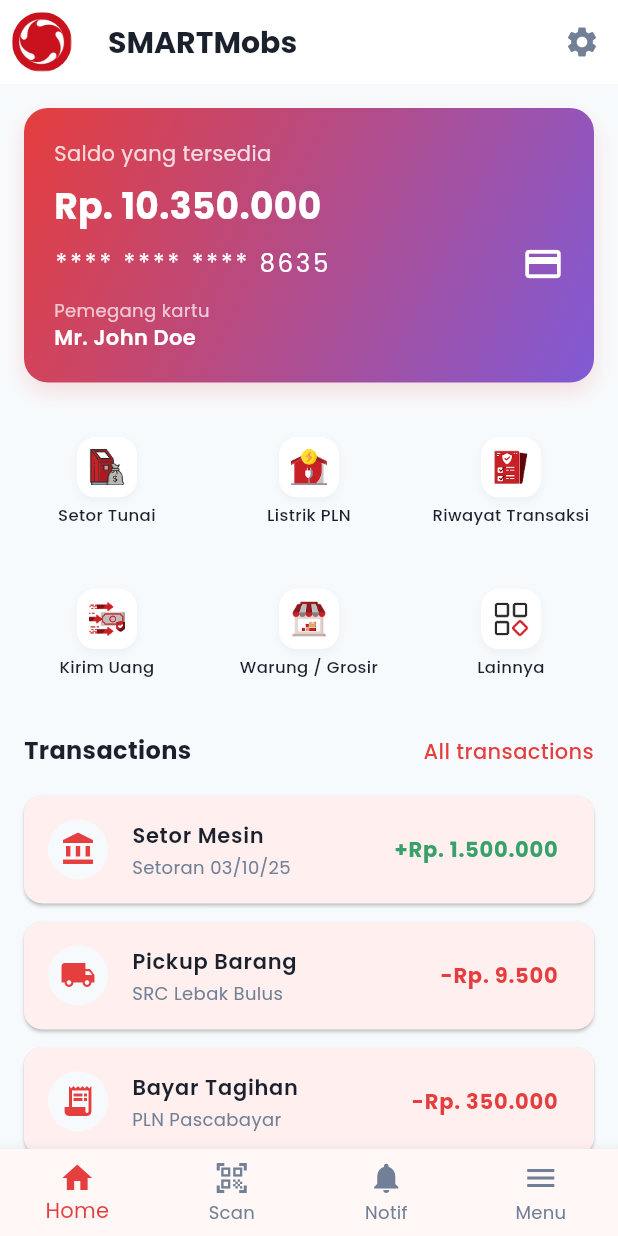
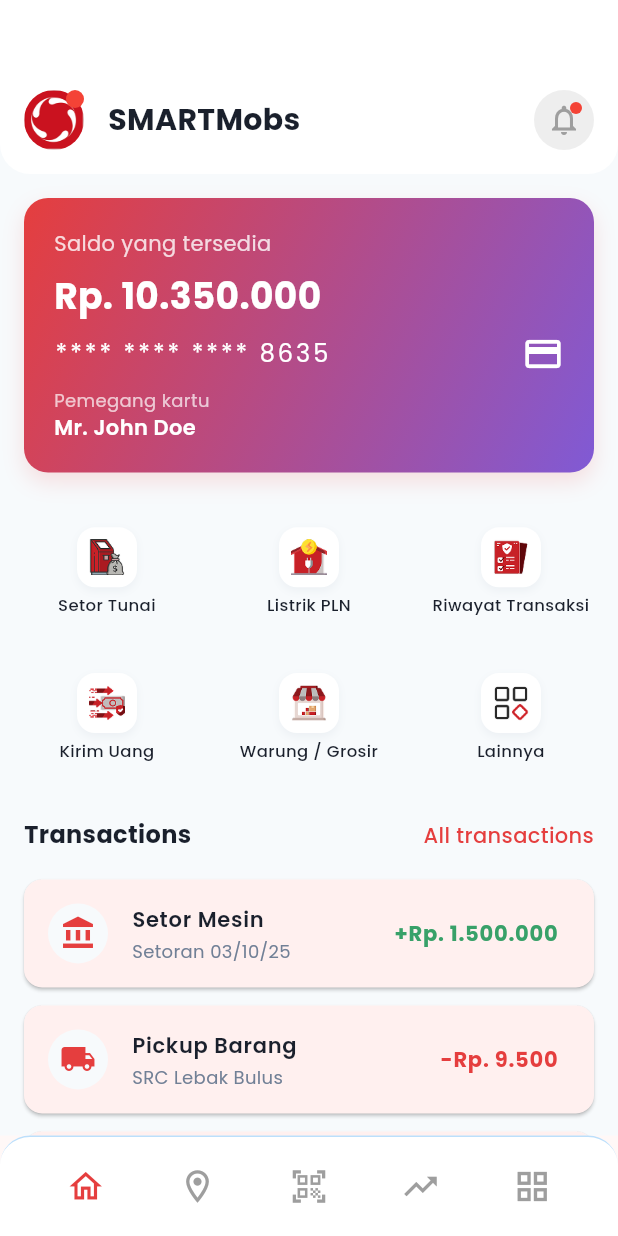
Before and after one commit to bagasargita/flutter-mp, a Flutter app: the RootScreen screen opened directly, on a phone screen of 412 x 824 dp. Run offline on Flutter 3.47's test engine with Material 3 defaults, Android fonts, the phone set to English and light mode, and no system bars; our stand-ins replace flutter_riverpod, google_fonts, introduction_screen.

Commit message:
page notif & profile

```diff
--- a/lib/main.dart
+++ b/lib/main.dart
@@ -83,26 +83,82 @@ class _RootScreenState extends State<RootScreen> {
   Widget build(BuildContext context) {
     return Scaffold(
       body: _screens[_selectedIndex],
-      bottomNavigationBar: BottomNavigationBar(
-        type: BottomNavigationBarType.fixed,
-        selectedItemColor: AppColors.primaryRed,
-        unselectedItemColor: AppColors.textGray,
-        showUnselectedLabels: true,
-        currentIndex: _selectedIndex,
-        onTap: _onItemTapped,
-        items: const [
-          BottomNavigationBarItem(icon: Icon(Icons.home), label: 'Home'),
-          BottomNavigationBarItem(
-            icon: Icon(Icons.qr_code_scanner),
-            label: 'Scan',
+      bottomNavigationBar: Container(
+        decoration: BoxDecoration(
+          color: AppColors.backgroundWhite,
+          borderRadius: const BorderRadius.vertical(top: Radius.circular(20)),
+          border: Border(
+            top: BorderSide(color: Colors.blue.withOpacity(0.3), width: 1),
           ),
-          BottomNavigationBarItem(
-            icon: Icon(Icons.notifications),
-            label: 'Notif',
+        ),
+        child: SafeArea(
+          child: Column(
+            mainAxisSize: MainAxisSize.min,
+            children: [
+              Padding(
+                padding: const EdgeInsets.symmetric(
+                  horizontal: 20,
+                  vertical: 20,
+                ),
+                child: Row(
+                  mainAxisAlignment: MainAxisAlignment.spaceAround,
+                  children: [
+                    _BottomNavItem(
+                      icon: Icons.home_outlined,
+                      isSelected: _selectedIndex == 0,
+                      onTap: () => _onItemTapped(0),
+                    ),
+                    _BottomNavItem(
+                      icon: Icons.location_on_outlined,
+                      isSelected: _selectedIndex == 1,
+                      onTap: () => _onItemTapped(1),
+                    ),
+                    _BottomNavItem(
+                      icon: Icons.qr_code_scanner_outlined,
+                      isSelected: _selectedIndex == 2,
+                      onTap: () => _onItemTapped(2),
+                    ),
+                    _BottomNavItem(
+                      icon: Icons.trending_up_outlined,
+                      isSelected: _selectedIndex == 3,
+                      onTap: () => _onItemTapped(3),
+                    ),
+                    _BottomNavItem(
+                      icon: Icons.grid_view_outlined,
+                      isSelected: _selectedIndex == 4,
+                      onTap: () => _onItemTapped(4),
+                    ),
+                  ],
+                ),
+              ),
+            ],
           ),
-          BottomNavigationBarItem(icon: Icon(Icons.menu), label: 'Menu'),
-        ],
+        ),
       ),
     );
   }
 }
+
+class _BottomNavItem extends StatelessWidget {
+  final IconData icon;
+  final bool isSelected;
+  final VoidCallback onTap;
+
+  const _BottomNavItem({
+    required this.icon,
+    required this.isSelected,
+    required this.onTap,
+  });
+
+  @override
+  Widget build(BuildContext context) {
+    return GestureDetector(
+      onTap: onTap,
+      child: Icon(
+        icon,
+        color: isSelected ? AppColors.primaryRed : Colors.grey,
+        size: 26,
+      ),
+    );
+  }
+}
--- a/lib/screens/card_details_screen.dart
+++ b/lib/screens/card_details_screen.dart
@@ -1,6 +1,5 @@
 import 'package:flutter/material.dart';
 import '../constants/app_colors.dart';
-import '../constants/app_text.dart';
 
 class CardDetailsScreen extends StatelessWidget {
   const CardDetailsScreen({super.key});
--- a/lib/screens/home_screen.dart
+++ b/lib/screens/home_screen.dart
@@ -3,25 +3,66 @@ import '../constants/app_colors.dart';
 import '../constants/app_text.dart';
 import 'card_details_screen.dart';
 import 'all_services_screen.dart';
+import 'profile_screen.dart';
+import 'notifications_screen.dart';
 
 class HomeScreen extends StatelessWidget {
   const HomeScreen({super.key});
 
   @override
   Widget build(BuildContext context) {
-    return Scaffold(
-      backgroundColor: AppColors.backgroundLight,
-      appBar: AppBar(
-        backgroundColor: AppColors.backgroundWhite,
-        elevation: 0,
-        leading: Padding(
-          padding: const EdgeInsets.all(8.0),
-          child: CircleAvatar(
-            backgroundImage: AssetImage('assets/images/MP-Logo.png'),
+    return Container(
+      color: AppColors.backgroundLight,
+      child: Column(
+        children: [
+          // Custom AppBar
+          Container(
+            padding: const EdgeInsets.only(
+              top: 60,
+              left: 16,
+              right: 16,
+              bottom: 16,
+            ),
+            decoration: const BoxDecoration(
+              color: AppColors.backgroundWhite,
+              borderRadius: BorderRadius.vertical(bottom: Radius.circular(20)),
+            ),
+            child: Row(
+              children: [
+                GestureDetector(
+                  onTap: () {
+                    Navigator.of(context).push(
+                      MaterialPageRoute(
+                        builder: (context) => const ProfileScreen(),
+                      ),
+                    );
+                  },
+                  child: Stack(
+                    children: [
+                      CircleAvatar(
+                        backgroundImage: AssetImage(
+                          'assets/images/MP-Logo.png',
+                        ),
                         radius: 20,
                       ),
+                      Positioned(
+                        top: 0,
+                        right: 0,
+                        child: Container(
+                          width: 12,
+                          height: 12,
+                          decoration: const BoxDecoration(
+                            color: Colors.red,
+                            shape: BoxShape.circle,
                           ),
-        title: Text(
+                        ),
+                      ),
+                    ],
+                  ),
+                ),
+                const SizedBox(width: 16),
+                Expanded(
+                  child: Text(
                     AppText.appName,
                     style: const TextStyle(
                       color: AppColors.textBlack,
@@ -29,16 +70,52 @@ class HomeScreen extends StatelessWidget {
                       fontSize: 20,
                     ),
                   ),
-        actions: [
-          IconButton(
-            icon: const Icon(Icons.settings, color: AppColors.textGray),
-            onPressed: () {},
+                ),
+                GestureDetector(
+                  onTap: () {
+                    Navigator.of(context).push(
+                      MaterialPageRoute(
+                        builder: (context) => const NotificationsScreen(),
+                      ),
+                    );
+                  },
+                  child: Stack(
+                    children: [
+                      Container(
+                        padding: const EdgeInsets.all(8.0),
+                        decoration: BoxDecoration(
+                          color: Colors.grey[200],
+                          shape: BoxShape.circle,
+                        ),
+                        child: const Icon(
+                          Icons.notifications_outlined,
+                          color: Colors.grey,
+                          size: 24,
+                        ),
+                      ),
+                      Positioned(
+                        top: 8,
+                        right: 8,
+                        child: Container(
+                          width: 8,
+                          height: 8,
+                          decoration: const BoxDecoration(
+                            color: Colors.red,
+                            shape: BoxShape.circle,
+                          ),
+                        ),
                       ),
                     ],
                   ),
-      body: SingleChildScrollView(
+                ),
+              ],
+            ),
+          ),
+          // Body Content
+          Expanded(
+            child: SingleChildScrollView(
               child: Padding(
-          padding: const EdgeInsets.all(16.0),
+                padding: const EdgeInsets.fromLTRB(16.0, 16.0, 16.0, 0.0),
                 child: Column(
                   crossAxisAlignment: CrossAxisAlignment.start,
                   children: [
@@ -57,7 +134,10 @@ class HomeScreen extends StatelessWidget {
                         decoration: BoxDecoration(
                           borderRadius: BorderRadius.circular(16),
                           gradient: const LinearGradient(
-                      colors: [AppColors.primaryRed, AppColors.primaryPurple],
+                            colors: [
+                              AppColors.primaryRed,
+                              AppColors.primaryPurple,
+                            ],
                             begin: Alignment.topLeft,
                             end: Alignment.bottomRight,
                           ),
@@ -110,7 +190,10 @@ class HomeScreen extends StatelessWidget {
                             const SizedBox(height: 8),
                             const Text(
                               'Pemegang kartu',
-                        style: TextStyle(color: Colors.white70, fontSize: 12),
+                              style: TextStyle(
+                                color: Colors.white70,
+                                fontSize: 12,
+                              ),
                             ),
                             const Text(
                               'Mr. John Doe',
@@ -130,9 +213,9 @@ class HomeScreen extends StatelessWidget {
                       crossAxisCount: 3,
                       shrinkWrap: true,
                       physics: const NeverScrollableScrollPhysics(),
-                mainAxisSpacing: 16,
+                      mainAxisSpacing: 12,
                       crossAxisSpacing: 24,
-                childAspectRatio: 1.3, // Fix overflow by making cells taller
+                      childAspectRatio: 1.3,
                       children: [
                         _ServiceIcon(
                           icon: 'assets/images/SetorTunai.png',
@@ -218,6 +301,9 @@ class HomeScreen extends StatelessWidget {
                 ),
               ),
             ),
+          ),
+        ],
+      ),
     );
   }
 }
@@ -234,8 +320,8 @@ class _ServiceIcon extends StatelessWidget {
       mainAxisAlignment: MainAxisAlignment.center,
       children: [
         Container(
-          width: 40, // Reduced size
-          height: 40, // Reduced size
+          width: 40,
+          height: 40,
           decoration: BoxDecoration(
             color: AppColors.backgroundWhite,
             borderRadius: BorderRadius.circular(12),
@@ -253,15 +339,15 @@ class _ServiceIcon extends StatelessWidget {
               width: 24,
               height: 24,
               fit: BoxFit.contain,
-            ), // Reduced size
             ),
           ),
-        const SizedBox(height: 4), // Slightly reduced spacing
+        ),
+        const SizedBox(height: 4),
         Text(
           label,
           style: const TextStyle(
             color: AppColors.textBlack,
-            fontSize: 11, // Reduced font size
+            fontSize: 11,
             fontWeight: FontWeight.w500,
           ),
           textAlign: TextAlign.center,
```
Also changed, not shown: lib/screens/notifications_screen.dart (added, +180 -0 lines), lib/screens/profile_screen.dart (added, +231 -0 lines). Lines whose indentation alone changed are shown as unchanged.
